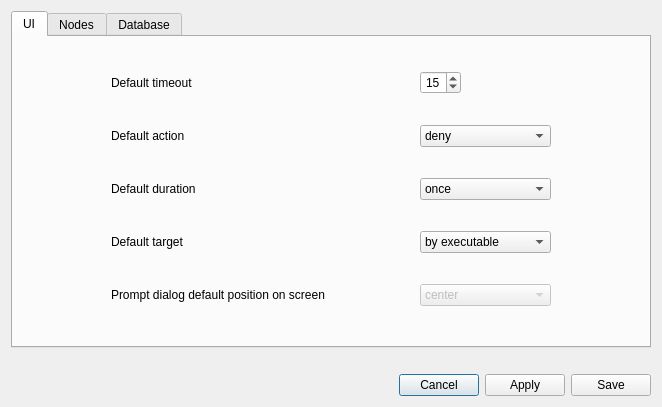
diegoakanotoperator/securesnitch, file ui/opensnitch/res/preferences.ui: the form before one commit.
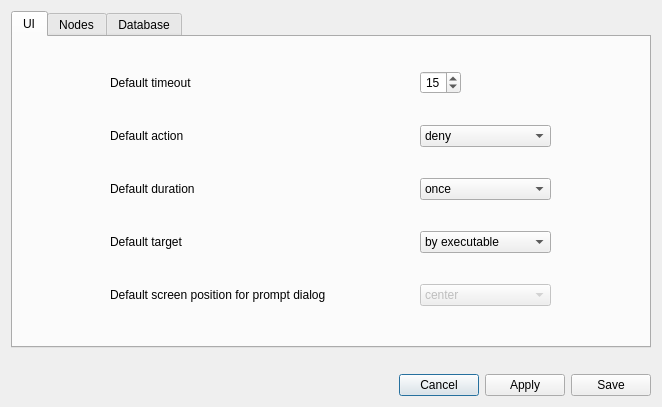
The form after the commit. Icons and pictures are not drawn.

Diff of the .ui file:
```diff
--- a/ui/opensnitch/res/preferences.ui
+++ b/ui/opensnitch/res/preferences.ui
@@ -48,7 +48,7 @@
           </sizepolicy>
          </property>
          <property name="text">
-          <string>Prompt dialog default position on screen</string>
+          <string>Default screen position for prompt dialog</string>
          </property>
         </widget>
        </item>
```
Left out of the diff: 10 changed lines with no effect on the pictures.
